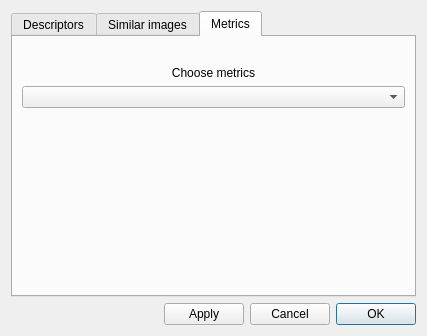
First picture: the form in slide_analysis/UI/view/settings_dialog.ui, repository Vozf/full-slide-image-analysis, before the edit.
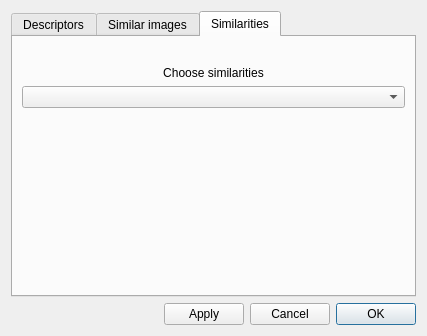
Second picture: the form after the edit. The open tabs and pages were chosen to show the change.

```diff
--- a/slide_analysis/UI/view/settings_dialog.ui
+++ b/slide_analysis/UI/view/settings_dialog.ui
@@ -158,7 +158,7 @@
      </widget>
      <widget class="QWidget" name="metrics_settings">
       <attribute name="title">
-       <string>Metrics</string>
+       <string>Similarities</string>
       </attribute>
       <layout class="QVBoxLayout" name="verticalLayout_2">
        <item>
@@ -180,7 +180,7 @@
        <item>
         <widget class="QLabel" name="choose_descriptors_label_2">
          <property name="text">
-          <string>Choose metrics</string>
+          <string>Choose similarities</string>
          </property>
          <property name="alignment">
           <set>Qt::AlignCenter</set>
```
Left out of the diff: 10 changed lines with no effect on the pictures.
